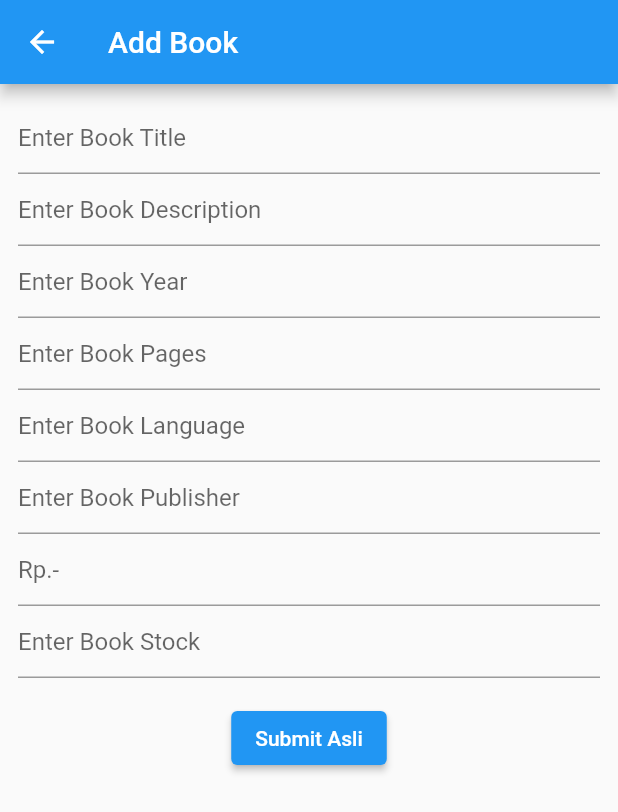
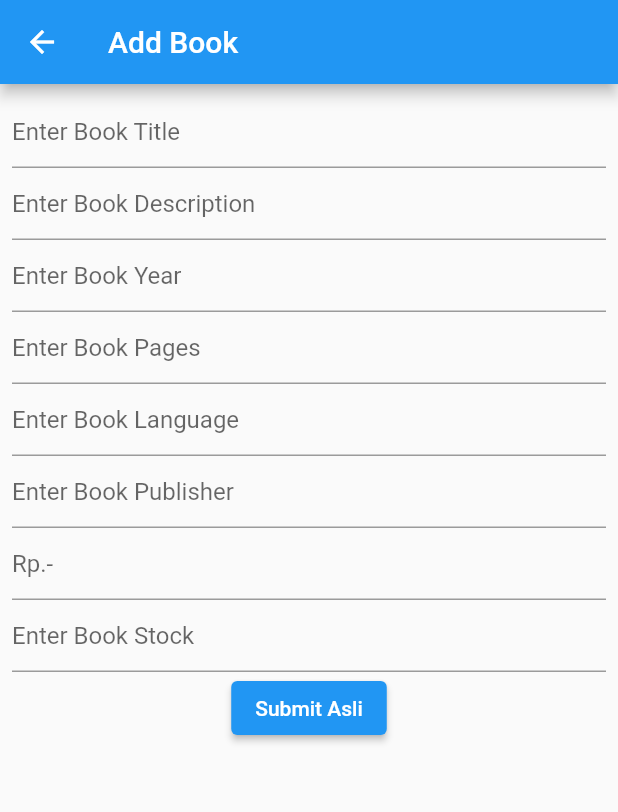
Before and after one commit to DASetya/flutter_api, a Flutter app: the BookFormScreen screen opened by its route, on a phone screen of 412 x 824 dp. Shown: the top 812 px of the screen. Run offline on Flutter 3.47's test engine with Material 2 defaults, Android fonts, the phone set to English and light mode, and no system bars; our stand-ins replace dio, form_field_validator; network calls fail.

Commit message:
FIXING overflowed form

```diff
--- a/lib/presentation/book/book_form_screen.dart
+++ b/lib/presentation/book/book_form_screen.dart
@@ -13,7 +13,6 @@ class BookFormScreen extends StatefulWidget {
 }
 
 class _BookFormScreenState extends State<BookFormScreen> {
-
   BookRepository _bookRepository = BookRepository();
   TextEditingController bookTitle = new TextEditingController();
   TextEditingController bookDescription = new TextEditingController();
@@ -33,13 +32,11 @@ class _BookFormScreenState extends State<BookFormScreen> {
           title: Text('Add Book'),
         ),
         body: Container(
-          child: Column(
-            children: [
-              Padding(
-                padding: const EdgeInsets.all(12.0),
-                child: Form(
+          child: Padding(
+            padding: const EdgeInsets.all(8.0),
+            child: ListView(children: [
+              Form(
                 key: _formKey,
-                    child: Expanded(
                 child: Column(
                   children: [
                     TextFieldWidget(
@@ -53,7 +50,8 @@ class _BookFormScreenState extends State<BookFormScreen> {
                       con: bookDescription,
                       hint: 'Enter Book Description',
                       validate: MultiValidator([
-                              RequiredValidator(errorText: "Please enter description"),
+                        RequiredValidator(
+                            errorText: "Please enter description"),
                       ]),
                     ),
                     TextFieldWidget(
@@ -98,9 +96,7 @@ class _BookFormScreenState extends State<BookFormScreen> {
                         RequiredValidator(errorText: "Please enter stock"),
                       ]),
                     ),
-                          Padding(
-                            padding: const EdgeInsets.all(16.0),
-                            child: ElevatedButton(
+                    ElevatedButton(
                         onPressed: () {
                           if (_formKey.currentState!.validate()) {
                             setState(() {
@@ -120,29 +116,10 @@ class _BookFormScreenState extends State<BookFormScreen> {
                           }
                         },
                         child: Text('Submit Asli')),
-                          ),
                   ],
                 ),
-                    )),
               ),
-              // TextButton(
-              //   onPressed: () {
-              //     setState(() {
-              //       widget.bookViewModel.addBook(Book(
-              //         title: 'Kancil',
-              //         description: 'description',
-              //         year: 2008,
-              //         pages: 50,
-              //         language: 'English',
-              //         publisher: 'Gramedia',
-              //         price: 50000,
-              //         stock: 20,
-              //       ));
-              //     });
-              //   },
-              //   child: Text('Submit Dummy'),
-              // ),
-            ],
+            ]),
           ),
         ),
       ),
```
Lines whose indentation alone changed are shown as unchanged.
